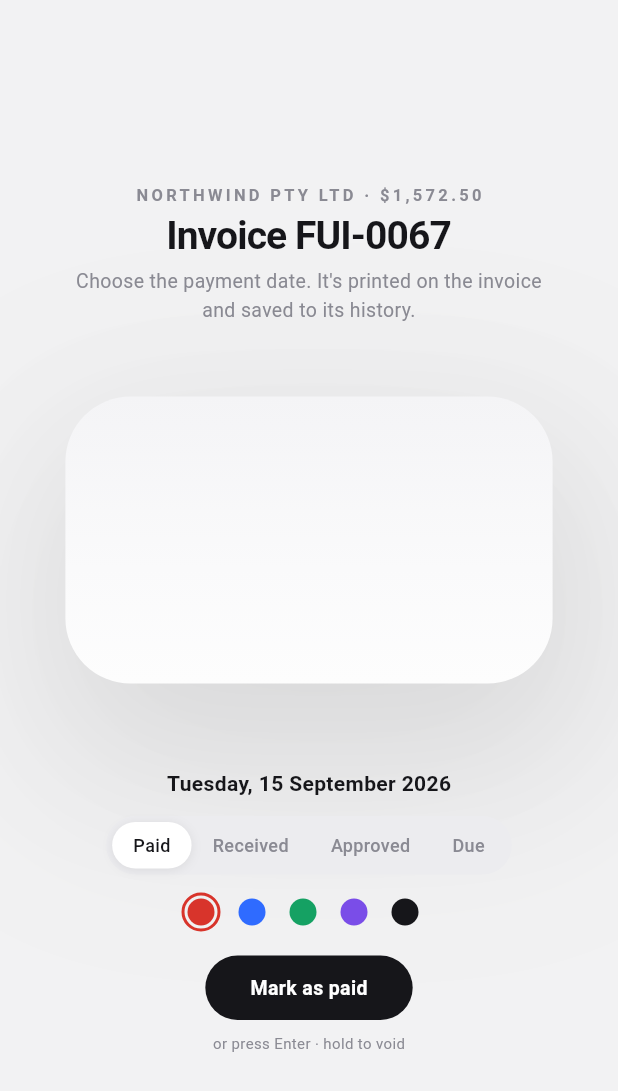
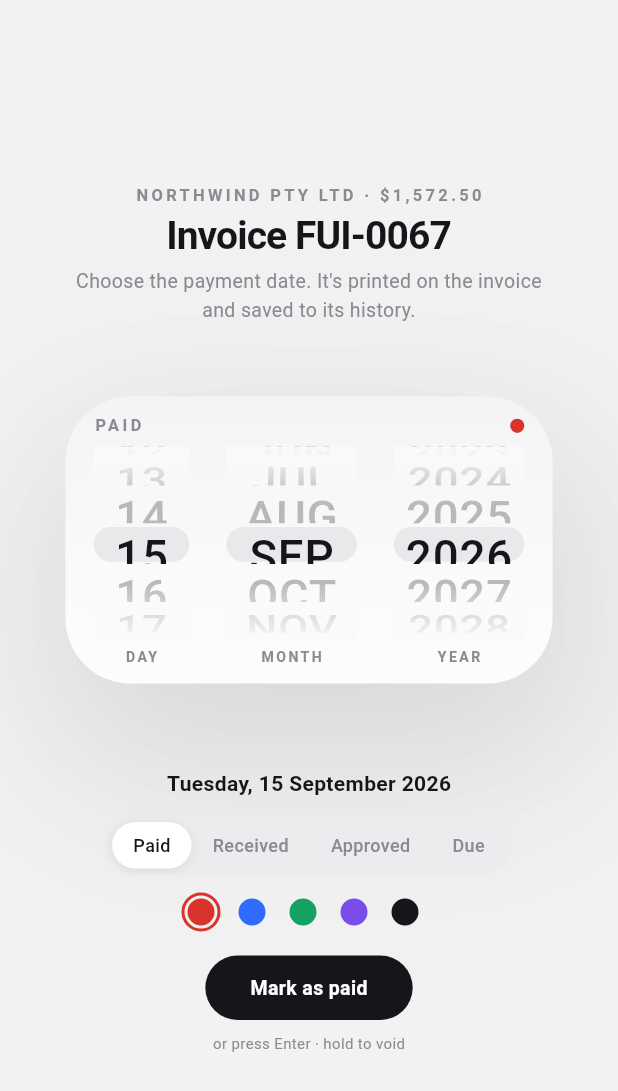
Before and after one commit to sixtusagbo/feral_stamp, a Flutter app: the screen it shows after launch, on a phone screen of 412 x 824 dp. Shown: the top 1091 px of the screen. Run offline on Flutter 3.47's test engine with Material 3 defaults, Android fonts, the phone set to English and light mode, and no system bars; Roboto replaces fonts that are missing (Helvetica Neue).

Commit message:
Put the wheels back on the lid

```diff
--- a/lib/src/stamp_page.dart
+++ b/lib/src/stamp_page.dart
@@ -7,6 +7,7 @@ import 'invoice.dart';
 import 'theme.dart';
 import 'widgets/invoice_sheet.dart';
 import 'widgets/stamp_cube.dart';
+import 'widgets/stamp_face.dart';
 
 /// Where we are in the press. The whole animation is one timeline; this enum
 /// just names the regions so the UI can decide what to show.
@@ -50,8 +51,6 @@ class _StampPageState extends State<StampPage>
         if (s == AnimationStatus.completed) setState(() {});
       });
 
-  // Set by the wheels once they are back on the lid.
-  // ignore: prefer_final_fields
   DateTime _date = DateTime(2026, 9, 15);
   StampLabel _label = StampLabel.paid;
   Color _color = Tone.stamp;
@@ -303,6 +302,14 @@ class _StampPageState extends State<StampPage>
                     width: 224,
                     depth: 132,
                     height: 96,
+                    face: StampFace(
+                      date: _date,
+                      headText: _headLabel,
+                      color: _color,
+                      background: StampCube.lidTone(1 - t),
+                      interactive: _stage == Stage.picking,
+                      onDateChanged: (d) => setState(() => _date = d),
+                    ),
                   ),
                 ),
               ),
--- a/lib/src/widgets/date_wheel.dart
+++ b/lib/src/widgets/date_wheel.dart
@@ -15,6 +15,9 @@ class DateWheel extends StatefulWidget {
     required this.onChanged,
     required this.axisLabel,
     this.width = 74,
+    this.rowHeight = 25,
+    this.fontSize = 21,
+    this.fade = Tone.card,
     this.enabled = true,
   });
 
@@ -23,11 +26,15 @@ class DateWheel extends StatefulWidget {
   final ValueChanged<int> onChanged;
   final String axisLabel;
   final double width;
+  final double rowHeight;
+  final double fontSize;
+
+  /// What the ends of the column fade into: the surface it sits on.
+  final Color fade;
   final bool enabled;
 
-  static const rowHeight = 25.0;
   static const visibleRows = 5;
-  static const viewportHeight = rowHeight * visibleRows;
+  double get viewportHeight => rowHeight * visibleRows;
 
   @override
   State<DateWheel> createState() => _DateWheelState();
@@ -65,13 +72,13 @@ class _DateWheelState extends State<DateWheel> {
       children: [
         SizedBox(
           width: widget.width,
-          height: DateWheel.viewportHeight,
+          height: widget.viewportHeight,
           child: Stack(
             children: [
               // The selection pill sits behind the numbers.
               Center(
                 child: Container(
-                  height: DateWheel.rowHeight - 2,
+                  height: widget.rowHeight - 2,
                   decoration: BoxDecoration(
                     color: Tone.wheelPill,
                     borderRadius: BorderRadius.circular(11),
@@ -80,7 +87,7 @@ class _DateWheelState extends State<DateWheel> {
               ),
               ListWheelScrollView.useDelegate(
                 controller: _controller,
-                itemExtent: DateWheel.rowHeight,
+                itemExtent: widget.rowHeight,
                 physics: widget.enabled
                     ? const FixedExtentScrollPhysics()
                     : const NeverScrollableScrollPhysics(),
@@ -105,12 +112,12 @@ class _DateWheelState extends State<DateWheel> {
                         begin: Alignment.topCenter,
                         end: Alignment.bottomCenter,
                         colors: [
-                          Tone.card,
-                          Tone.card.withValues(alpha: 0.55),
-                          Tone.card.withValues(alpha: 0),
-                          Tone.card.withValues(alpha: 0),
-                          Tone.card.withValues(alpha: 0.55),
-                          Tone.card,
+                          widget.fade,
+                          widget.fade.withValues(alpha: 0.55),
+                          widget.fade.withValues(alpha: 0),
+                          widget.fade.withValues(alpha: 0),
+                          widget.fade.withValues(alpha: 0.55),
+                          widget.fade,
                         ],
                         stops: const [0.0, 0.14, 0.30, 0.70, 0.86, 1.0],
                       ),
@@ -121,8 +128,11 @@ class _DateWheelState extends State<DateWheel> {
             ],
           ),
         ),
-        const SizedBox(height: 4),
-        Text(widget.axisLabel, style: Type.axis),
+        const SizedBox(height: 2),
+        Text(
+          widget.axisLabel,
+          style: Type.axis.copyWith(fontSize: 6.5, letterSpacing: 1.1),
+        ),
       ],
     );
   }
--- a/lib/src/widgets/stamp_cube.dart
+++ b/lib/src/widgets/stamp_cube.dart
@@ -62,6 +62,11 @@ class StampCube extends StatelessWidget {
   static const radius = 30.0;
   static const padHeight = 13.0;
 
+  /// The lid's mid tone at a given [rest], for anything that has to blend
+  /// into it.
+  static Color lidTone(double rest) =>
+      Color.lerp(const Color(0xFFF1F1F4), const Color(0xFFFAFAFB), rest)!;
+
   Matrix4 _camera() => Matrix4.identity()
     ..setEntry(3, 2, perspective)
     ..rotateX(-angle)
@@ -116,7 +121,7 @@ class StampCube extends StatelessWidget {
           end: Alignment.bottomCenter,
           colors: [
             Color.lerp(const Color(0xFFEAEAEE), const Color(0xFFF4F4F6), rest)!,
-            Color.lerp(const Color(0xFFF1F1F4), const Color(0xFFFAFAFB), rest)!,
+            lidTone(rest),
             Color.lerp(const Color(0xFFF5F5F7), const Color(0xFFFDFDFD), rest)!,
           ],
           stops: const [0.0, 0.6, 1.0],
--- /dev/null
+++ b/lib/src/widgets/stamp_face.dart
@@ -0,0 +1,108 @@
+import 'package:flutter/material.dart';
+
+import '../invoice.dart';
+import '../theme.dart';
+import 'date_wheel.dart';
+
+/// What is printed on the stamp's lid: the label, the ink dot, and the three
+/// date wheels. It is laid out at the lid's own size and travels with it, so
+/// it foreshortens under the camera along with the lid.
+class StampFace extends StatelessWidget {
+  const StampFace({
+    super.key,
+    required this.date,
+    required this.headText,
+    required this.color,
+    required this.background,
+    required this.onDateChanged,
+    this.interactive = true,
+  });
+
+  final DateTime date;
+
+  /// Caps printed on the lid; 'VOID' replaces the label when voiding.
+  final String headText;
+  final Color color;
+
+  /// The lid's tone, so the wheels can fade into it at their ends.
+  final Color background;
+  final ValueChanged<DateTime> onDateChanged;
+
+  /// Wheels only scroll while the picker is on screen.
+  final bool interactive;
+
+  static const _rowHeight = 18.0;
+  static const _fontSize = 15.0;
+
+  void _emit({int? day, int? month, int? year}) {
+    final y = year ?? date.year;
+    final m = month ?? date.month;
+    final d = (day ?? date.day).clamp(1, daysInMonth(y, m));
+    onDateChanged(DateTime(y, m, d));
+  }
+
+  @override
+  Widget build(BuildContext context) {
+    return Padding(
+      padding: const EdgeInsets.fromLTRB(13, 8, 13, 5),
+      child: Column(
+        mainAxisSize: MainAxisSize.min,
+        children: [
+          Row(
+            children: [
+              Text(
+                headText,
+                style: Type.eyebrow.copyWith(fontSize: 7.5, letterSpacing: 1.6),
+              ),
+              const Spacer(),
+              Container(
+                width: 6.5,
+                height: 6.5,
+                decoration: BoxDecoration(color: color, shape: BoxShape.circle),
+              ),
+            ],
+          ),
+          const SizedBox(height: 4),
+          Row(
+            mainAxisAlignment: MainAxisAlignment.spaceBetween,
+            children: [
+              DateWheel(
+                values: Wheels.days,
+                index: date.day - 1,
+                axisLabel: 'DAY',
+                width: 44,
+                rowHeight: _rowHeight,
+                fontSize: _fontSize,
+                fade: background,
+                enabled: interactive,
+                onChanged: (i) => _emit(day: i + 1),
+              ),
+              DateWheel(
+                values: Wheels.months,
+                index: date.month - 1,
+                axisLabel: 'MONTH',
+                width: 60,
+                rowHeight: _rowHeight,
+                fontSize: _fontSize,
+                fade: background,
+                enabled: interactive,
+                onChanged: (i) => _emit(month: i + 1),
+              ),
+              DateWheel(
+                values: Wheels.years,
+                index: date.year - 2021,
+                axisLabel: 'YEAR',
+                width: 60,
+                rowHeight: _rowHeight,
+                fontSize: _fontSize,
+                fade: background,
+                enabled: interactive,
+                onChanged: (i) => _emit(year: 2021 + i),
+              ),
+            ],
+          ),
+        ],
+      ),
+    );
+  }
+}
```
Also changed, not shown: lib/src/widgets/stamp_head.dart (deleted, +0 -258 lines), 8 other files.
